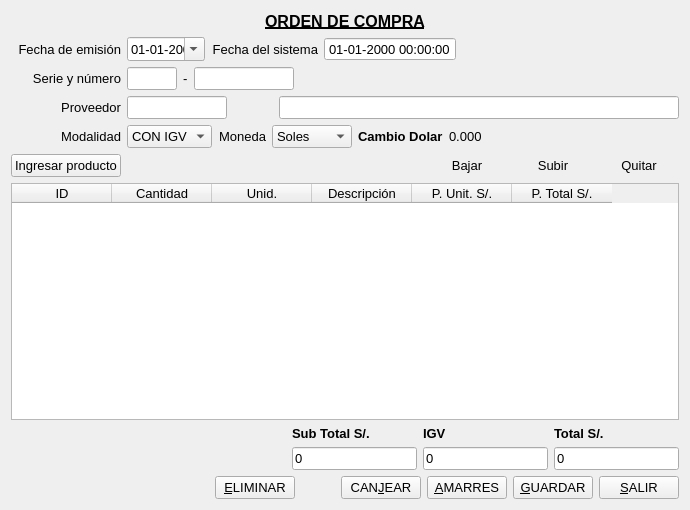
Before: the Qt Designer form Facturacion/compraorden.ui in radtek/manager, drawn with Qt 5.
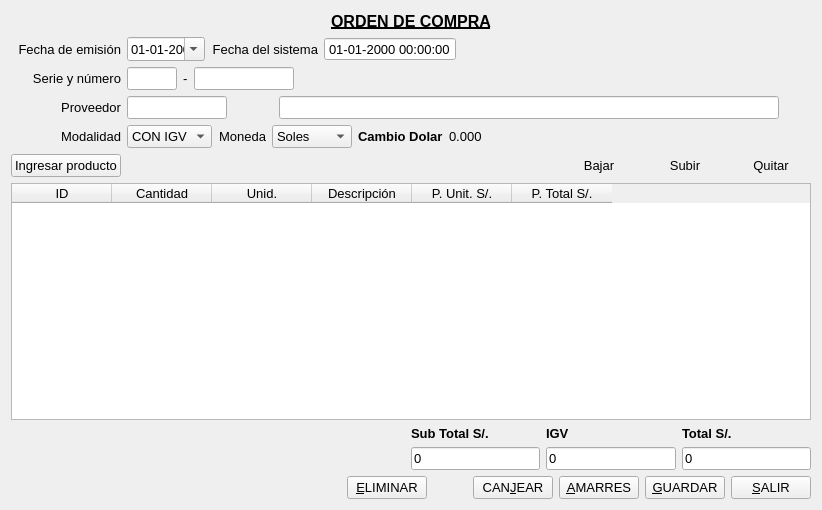
After: the same form once the commit is applied. Icons and pictures are not drawn.

Diff of the .ui file:
```diff
--- a/Facturacion/compraorden.ui
+++ b/Facturacion/compraorden.ui
@@ -6,7 +6,7 @@
    <rect>
     <x>0</x>
     <y>0</y>
-    <width>690</width>
+    <width>822</width>
     <height>510</height>
    </rect>
   </property>
@@ -379,10 +379,16 @@
       <widget class="QLineEdit" name="lineEdit_nombre">
        <property name="minimumSize">
         <size>
-         <width>400</width>
+         <width>500</width>
          <height>0</height>
         </size>
        </property>
+       <property name="maximumSize">
+        <size>
+         <width>500</width>
+         <height>16777215</height>
+        </size>
+       </property>
        <property name="font">
         <font>
          <pointsize>10</pointsize>
@@ -390,6 +396,19 @@
        </property>
       </widget>
      </item>
+     <item>
+      <spacer name="horizontalSpacer_3">
+       <property name="orientation">
+        <enum>Qt::Horizontal</enum>
+       </property>
+       <property name="sizeHint" stdset="0">
+        <size>
+         <width>40</width>
+         <height>20</height>
+        </size>
+       </property>
+      </spacer>
+     </item>
     </layout>
    </item>
    <item>
```
Left out of the diff: 22 changed lines with no effect on the pictures.
